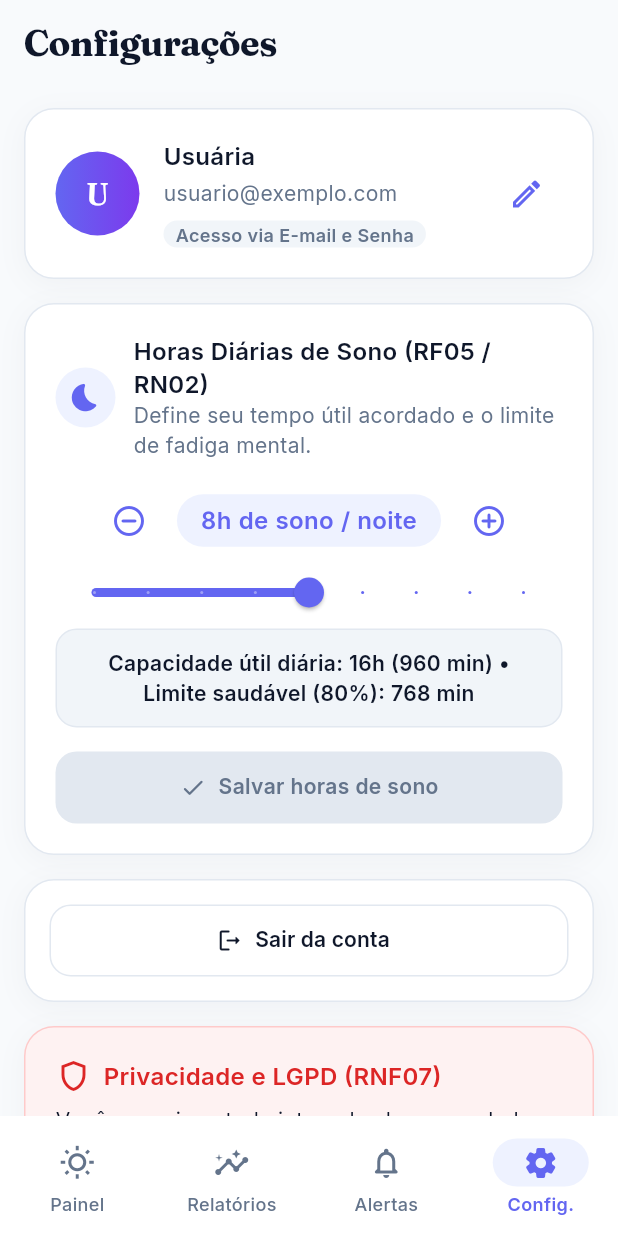
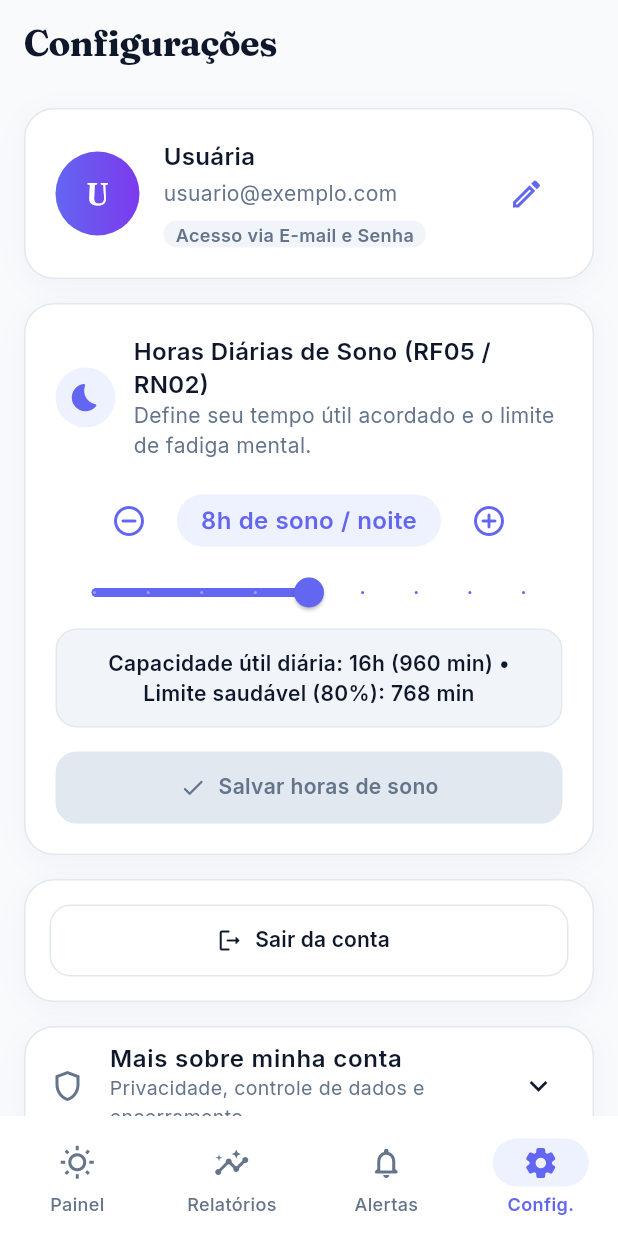
Before and after one commit to CarolinaCalincaa/ads-tg-mobile, a Flutter app: the ConfigScreen screen opened by its route, on a phone screen of 412 x 824 dp. Run offline on Flutter 3.47's test engine with Material 3 defaults, Android fonts, the phone set to English and light mode, and no system bars; our stand-ins replace dio, equatable, flutter_local_notifications, flutter_riverpod, flutter_secure_storage, go_router and 2 more; missing offline and left inert: dart:html; accounts and stored records are empty; network calls fail.

Commit message:
Limpa referências técnicas de textos da interface e organiza seção de privacidade na conta

```diff
--- a/lib/features/alertas/presentation/screens/alertas_screen.dart
+++ b/lib/features/alertas/presentation/screens/alertas_screen.dart
@@ -19,7 +19,7 @@ class AlertasScreen extends ConsumerWidget {
 
     return Scaffold(
       appBar: AppBar(
-        title: const Text('Alertas Saudáveis (RF21)'),
+        title: const Text('Alertas Saudáveis'),
         elevation: 0,
       ),
       body: SafeArea(
--- a/lib/features/auth/presentation/screens/config_screen.dart
+++ b/lib/features/auth/presentation/screens/config_screen.dart
@@ -13,7 +13,7 @@ import 'package:produtividade_tcc/features/auth/presentation/providers/auth_noti
 import 'package:produtividade_tcc/features/auth/presentation/widgets/delete_account_dialog.dart';
 import 'package:produtividade_tcc/features/auth/presentation/widgets/sleep_hours_selector_card.dart';
 
-/// Tela da 4ª Aba (`Config.` — `/config`): Perfil, Horas de Sono (`RF05` / `RN02`) e Exclusão Definitiva LGPD (`RNF07`) (`E02-T05`).
+/// Tela da 4ª Aba (`Config.` — `/config`): Perfil, Horas de Sono e Opções da Conta.
 class ConfigScreen extends ConsumerStatefulWidget {
   const ConfigScreen({super.key});
 
@@ -301,7 +301,7 @@ class _ConfigScreenState extends ConsumerState<ConfigScreen> {
                   ),
                   const SizedBox(height: AppSpacing.md),
 
-                  // 2. Seletor de Horas de Sono (RF05 / RN02)
+                  // 2. Seletor de Horas de Sono
                   SleepHoursSelectorCard(
                     initialSleepHours: user.horasSonoDiarias,
                     isSaving: authState.isLoading,
@@ -332,44 +332,68 @@ class _ConfigScreenState extends ConsumerState<ConfigScreen> {
                   ),
                   const SizedBox(height: AppSpacing.md),
 
-                  // 4. Zona Crítica de Privacidade e LGPD (RNF07)
+                  // 4. Seção Expansível: Mais sobre minha conta (Privacidade e LGPD)
                   AppCard(
-                    backgroundColor: AppColors.fatigueBg,
-                    borderColor: AppColors.fatigueBorder,
-                    padding: const EdgeInsets.all(AppSpacing.lg),
-                    child: Column(
-                      crossAxisAlignment: CrossAxisAlignment.stretch,
+                    padding: EdgeInsets.zero,
+                    child: Theme(
+                      data: Theme.of(context).copyWith(
+                        dividerColor: Colors.transparent,
+                      ),
+                      child: ExpansionTile(
+                        key: const Key('mais_sobre_conta_expansion_tile'),
+                        leading: const Icon(
+                          Icons.shield_outlined,
+                          color: AppColors.textSecondary,
+                        ),
+                        title: Text(
+                          'Mais sobre minha conta',
+                          style: AppTypography.cardTitle.copyWith(
+                            fontSize: 16,
+                            color: AppColors.textPrimary,
+                          ),
+                        ),
+                        subtitle: Text(
+                          'Privacidade, controle de dados e encerramento',
+                          style: AppTypography.bodyMedium.copyWith(
+                            fontSize: 13,
+                            color: AppColors.textSecondary,
+                          ),
+                        ),
+                        childrenPadding: const EdgeInsets.fromLTRB(
+                          AppSpacing.md,
+                          0,
+                          AppSpacing.md,
+                          AppSpacing.md,
+                        ),
                         children: <Widget>[
-                        Row(
-                          children: <Widget>[
-                            const Icon(
-                              Icons.shield_outlined,
-                              color: AppColors.fatigueCritical,
-                            ),
-                            const SizedBox(width: AppSpacing.xs),
-                            Expanded(
+                          const Divider(color: AppColors.borderSubtle),
+                          const SizedBox(height: AppSpacing.xs),
+                          Align(
+                            alignment: Alignment.centerLeft,
                             child: Text(
-                                'Privacidade e LGPD (RNF07)',
+                              'Privacidade e Proteção de Dados (LGPD)',
                               style: AppTypography.cardTitle.copyWith(
-                                  color: AppColors.fatigueCritical,
+                                fontSize: 14,
+                                fontWeight: FontWeight.w700,
                               ),
                             ),
                           ),
-                          ],
-                        ),
-                        const SizedBox(height: AppSpacing.xs),
+                          const SizedBox(height: 4),
                           Text(
-                          'Você possui controle integral sobre seus dados pessoais e de produtividade. Ao excluir sua conta, todos os registros são removidos permanentemente do servidor.',
+                            'Você possui controle integral sobre seus dados pessoais e de produtividade. Seus dados nunca são compartilhados com terceiros e podem ser excluídos a qualquer momento.',
                             style: AppTypography.bodyMedium.copyWith(
-                            color: AppColors.textPrimary,
+                              color: AppColors.textSecondary,
+                              fontSize: 13,
                             ),
                           ),
                           const SizedBox(height: AppSpacing.md),
-                        ElevatedButton.icon(
+                          OutlinedButton.icon(
                             key: const Key('open_delete_account_dialog_button'),
-                          style: ElevatedButton.styleFrom(
-                            backgroundColor: AppColors.fatigueCritical,
-                            foregroundColor: AppColors.surfaceCard,
+                            style: OutlinedButton.styleFrom(
+                              foregroundColor: AppColors.fatigueCritical,
+                              side: const BorderSide(
+                                color: AppColors.fatigueBorder,
+                              ),
                               minimumSize: const Size(
                                 double.infinity,
                                 AppSpacing.minTapTarget,
@@ -381,12 +405,16 @@ class _ConfigScreenState extends ConsumerState<ConfigScreen> {
                             onPressed: authState.isLoading
                                 ? null
                                 : _openDeleteAccountDialog,
-                          icon: const Icon(Icons.delete_forever_rounded),
+                            icon: const Icon(
+                              Icons.delete_outline_rounded,
+                              size: 18,
+                            ),
                             label: const Text(
-                            'Excluir minha conta e todos os dados definitivamente',
+                              'Excluir minha conta e dados permanentemente',
                             ),
                           ),
                         ],
+                      ),
                     ),
                   ),
                 ],
--- a/lib/features/painel_dia/presentation/screens/process_templates_screen.dart
+++ b/lib/features/painel_dia/presentation/screens/process_templates_screen.dart
@@ -86,7 +86,7 @@ class _ProcessTemplatesScreenState
   Widget build(BuildContext context) {
     return Scaffold(
       appBar: AppBar(
-        title: const Text('Modelos de Processos (RF19)'),
+        title: const Text('Modelos de Processos'),
       ),
       floatingActionButton: FloatingActionButton.extended(
         onPressed: _createNewTemplate,
--- a/lib/features/painel_dia/presentation/widgets/task_form_sheet.dart
+++ b/lib/features/painel_dia/presentation/widgets/task_form_sheet.dart
@@ -383,7 +383,7 @@ class _TaskFormSheetState extends ConsumerState<TaskFormSheet> {
               const SizedBox(height: AppSpacing.md),
 
               // Dependência: Minhas Ações vs Em Espera
-              Text('Dependência (RN02)', style: AppTypography.cardTitle),
+              Text('Dependência', style: AppTypography.cardTitle),
               const SizedBox(height: AppSpacing.xs),
               SegmentedButton<String>(
                 segments: const <ButtonSegment<String>>[
--- a/lib/features/pilares/presentation/screens/monthly_pillars_screen.dart
+++ b/lib/features/pilares/presentation/screens/monthly_pillars_screen.dart
@@ -70,7 +70,7 @@ class MonthlyPillarsScreen extends ConsumerWidget {
 
     return Scaffold(
       appBar: AppBar(
-        title: const Text('Pilares do Mês (RN01)'),
+        title: const Text('Pilares do Mês'),
         leading: IconButton(
           icon: const Icon(Icons.arrow_back_rounded),
           onPressed: () {
```
Also changed, not shown: 3 other files. Lines whose indentation alone changed are shown as unchanged.
